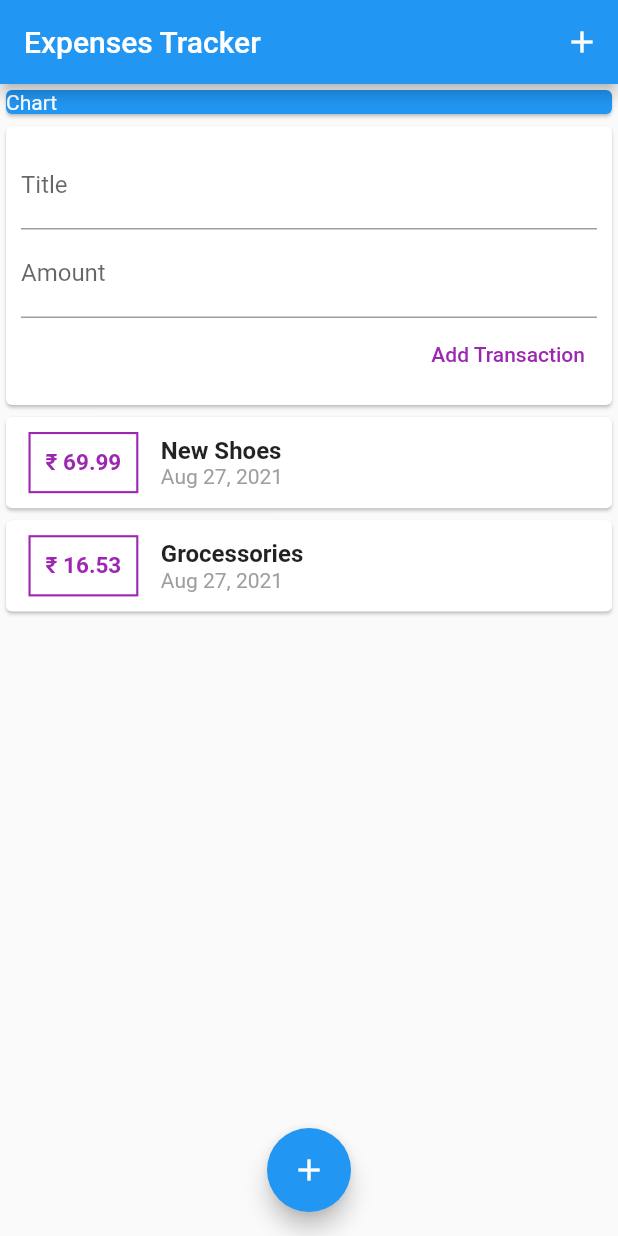
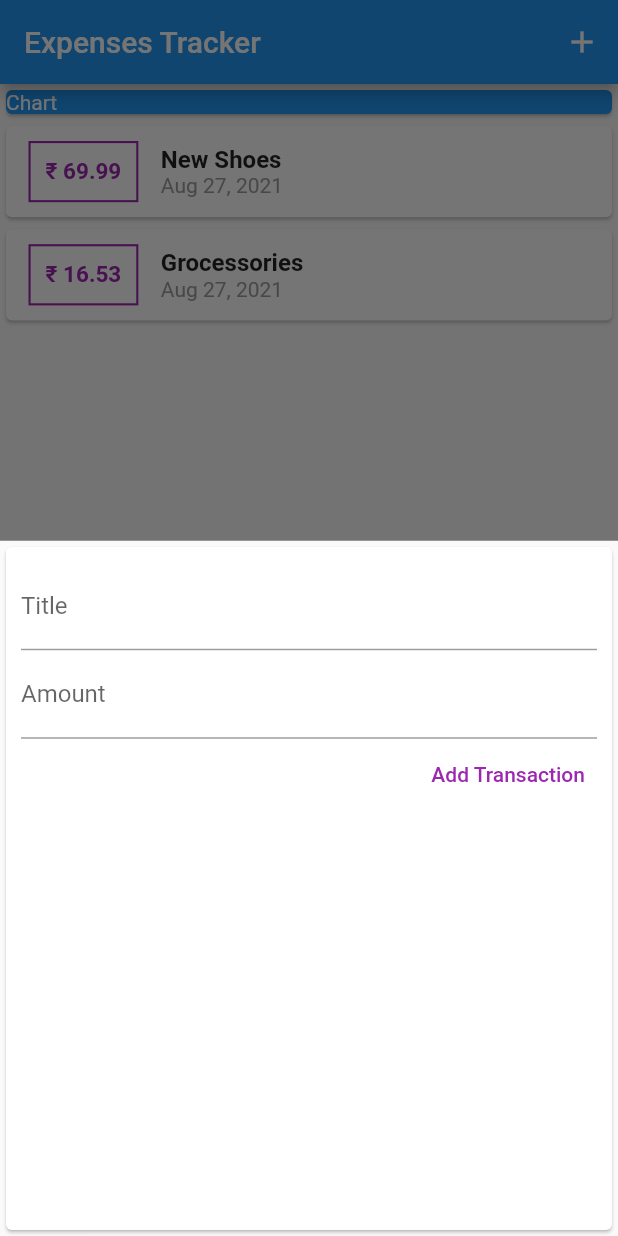
Before and after one commit to abhi-2000/Personal-Expenses-Tracker, a Flutter app: the screen it shows after launch, after a tap on the "add" icon, on a phone screen of 412 x 824 dp. Run offline on Flutter 3.47's test engine with Material 2 defaults, Android fonts, the phone set to English and light mode, and no system bars.

Commit message:
added new transaction UI

```diff
--- a/lib/main.dart
+++ b/lib/main.dart
@@ -1,5 +1,8 @@
 import 'package:flutter/material.dart';
-import 'package:personal_expenses/widgets/user_transaction.dart';
+import 'package:personal_expenses/widgets/new_transaction.dart';
+import 'package:personal_expenses/widgets/transaction_list.dart';
+
+import 'modules/transaction.dart';
 
 void main() {
   runApp(MyApp());
@@ -18,10 +21,49 @@ class MyApp extends StatelessWidget {
   }
 }
 
-class MyHomePage extends StatelessWidget {
+class MyHomePage extends StatefulWidget {
   // late String titleInput, amountInput;
-  // final titlecontroller = TextEditingController();
-  // final amountcontroller = TextEditingController();
+
+  @override
+  _MyHomePageState createState() => _MyHomePageState();
+}
+
+class _MyHomePageState extends State<MyHomePage> {
+  final List<Transaction> _userTransaction = [
+    Transaction(
+      id: 't1',
+      title: 'New Shoes',
+      amount: 69.99,
+      date: DateTime.now(),
+    ),
+    Transaction(
+      id: 't2',
+      title: 'Grocessories',
+      amount: 16.53,
+      date: DateTime.now(),
+    )
+  ];
+
+  void _addNewTransaction(String txTitle, double txAmount) {
+    final newTx = Transaction(
+        title: txTitle,
+        amount: txAmount,
+        date: DateTime.now(),
+        id: DateTime.now().toString());
+    setState(() {
+      _userTransaction.add(newTx);
+    });
+  }
+
+  void _startAddNewTransaction(BuildContext ctx) {
+    showModalBottomSheet(
+        context: ctx,
+        builder: (_) {
+          return GestureDetector(child: Newtransaction(_addNewTransaction),
+          onTap: (){},
+          behavior: HitTestBehavior.opaque,);
+        });
+  }
 
   @override
   Widget build(BuildContext context) {
@@ -29,7 +71,9 @@ class MyHomePage extends StatelessWidget {
       appBar: AppBar(
         title: Text('Expenses Tracker'),
         actions: [
-          IconButton(onPressed: () {}, icon: Icon(Icons.add)),
+          IconButton(onPressed: () {
+            _startAddNewTransaction(context);
+          }, icon: Icon(Icons.add)),
         ],
       ),
       body: SingleChildScrollView(
@@ -45,14 +89,14 @@ class MyHomePage extends StatelessWidget {
                 color: Colors.blue,
               ),
             ),
-            UserTransaction(),
+            Transaction_list(_userTransaction),
           ],
         ),
       ),
       floatingActionButtonLocation: FloatingActionButtonLocation.centerFloat,
       floatingActionButton: FloatingActionButton(
         child: Icon(Icons.add),
-        onPressed: () {},
+        onPressed: () => {_startAddNewTransaction(context)},
       ),
     );
   }
--- a/lib/widgets/new_transaction.dart
+++ b/lib/widgets/new_transaction.dart
@@ -1,11 +1,18 @@
 import 'package:flutter/material.dart';
 
-class Newtransaction extends StatelessWidget {
-  final titlecontroller = TextEditingController();
-  final amountcontroller = TextEditingController();
+class Newtransaction extends StatefulWidget {
   final Function addTx;
 
   Newtransaction(this.addTx);
+
+  @override
+  _NewtransactionState createState() => _NewtransactionState();
+}
+
+class _NewtransactionState extends State<Newtransaction> {
+  final titlecontroller = TextEditingController();
+
+  final amountcontroller = TextEditingController();
 
   void submitdata() {
     final enteredTitle=titlecontroller.text;
@@ -13,7 +20,8 @@ class Newtransaction extends StatelessWidget {
     if(enteredTitle.isEmpty || enteredAmount<=0){
       return;
     }
-    addTx(enteredTitle,enteredAmount);
+    widget.addTx(enteredTitle,enteredAmount);
+    Navigator.of(context).pop();
   }
 
   @override
--- a/lib/widgets/user_transaction.dart
+++ /dev/null
@@ -1,48 +0,0 @@
-import 'package:flutter/material.dart';
-import 'package:personal_expenses/modules/transaction.dart';
-import 'package:personal_expenses/widgets/transaction_list.dart';
-
-import 'new_transaction.dart';
-
-class UserTransaction extends StatefulWidget {
-  const UserTransaction({Key? key}) : super(key: key);
-
-  @override
-  _UserTransactionState createState() => _UserTransactionState();
-}
-
-class _UserTransactionState extends State<UserTransaction> {
-  final List<Transaction> _userTransaction = [
-    Transaction(
-      id: 't1',
-      title: 'New Shoes',
-      amount: 69.99,
-      date: DateTime.now(),
-    ),
-    Transaction(
-      id: 't2',
-      title: 'Grocessories',
-      amount: 16.53,
-      date: DateTime.now(),
-    )
-  ];
-
-  void _addNewTransaction(String txTitle, double txAmount) {
-    final newTx = Transaction(
-        title: txTitle,
-        amount: txAmount,
-        date: DateTime.now(),
-        id: DateTime.now().toString());
-    setState(() {
-      _userTransaction.add(newTx);
-    });
-  }
-
-  @override
-  Widget build(BuildContext context) {
-    return Column(
-      children: [Newtransaction(_addNewTransaction),
-        Transaction_list(_userTransaction)],
-    );
-  }
-}
```
